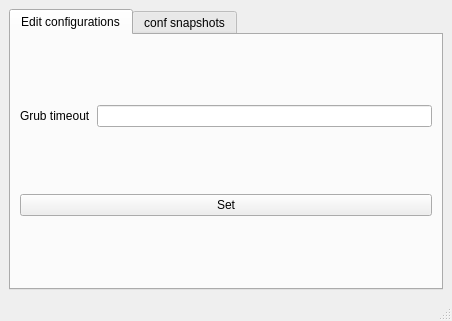
Thenujan-0/grub-editor, file main.ui: the form before one commit.
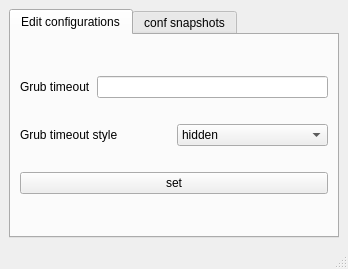
The form after the commit. The open tabs and pages were chosen to show the change.

Commit message: forgot what i did

Patch:
```diff
--- a/main.ui
+++ b/main.ui
@@ -6,8 +6,8 @@
    <rect>
     <x>0</x>
     <y>0</y>
-    <width>452</width>
-    <height>321</height>
+    <width>348</width>
+    <height>269</height>
    </rect>
   </property>
   <property name="windowTitle">
@@ -27,8 +27,14 @@
        <layout class="QGridLayout" name="gridLayout">
         <item row="0" column="0">
          <layout class="QVBoxLayout" name="verticalLayout">
+          <property name="bottomMargin">
+           <number>0</number>
+          </property>
           <item>
            <layout class="QHBoxLayout" name="horizontalLayout">
+            <property name="bottomMargin">
+             <number>20</number>
+            </property>
             <item>
              <widget class="QLabel" name="lbl_grub_timeout">
               <property name="text">
@@ -41,15 +47,43 @@
             </item>
            </layout>
           </item>
+          <item>
+           <layout class="QHBoxLayout" name="horizontalLayout_2">
+            <property name="bottomMargin">
+             <number>20</number>
+            </property>
+            <item>
+             <widget class="QLabel" name="label">
+              <property name="text">
+               <string>Grub timeout style</string>
+              </property>
+             </widget>
+            </item>
+            <item>
+             <widget class="QComboBox" name="comboBoxTimeoutStyle">
+              <item>
+               <property name="text">
+                <string>hidden</string>
+               </property>
+              </item>
+              <item>
+               <property name="text">
+                <string>menu</string>
+               </property>
+              </item>
+             </widget>
+            </item>
+           </layout>
+          </item>
+          <item>
+           <widget class="QPushButton" name="btn_set">
+            <property name="text">
+             <string>set</string>
+            </property>
+           </widget>
+          </item>
          </layout>
         </item>
-        <item row="1" column="0">
-         <widget class="QPushButton" name="btn_set">
-          <property name="text">
-           <string>Set</string>
-          </property>
-         </widget>
-        </item>
        </layout>
       </widget>
       <widget class="QWidget" name="conf_snapshots">
```
Left out of the diff: 4 changed lines with no effect on the pictures. The commit also changes 1 other file.
